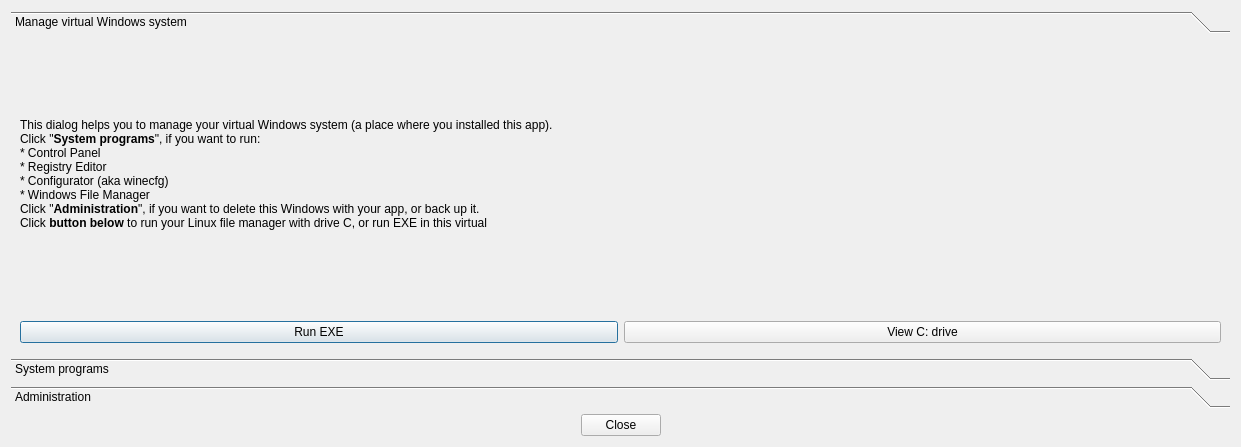
Old version of the form prefixdialog.ui in the repository pashazz/winegame.
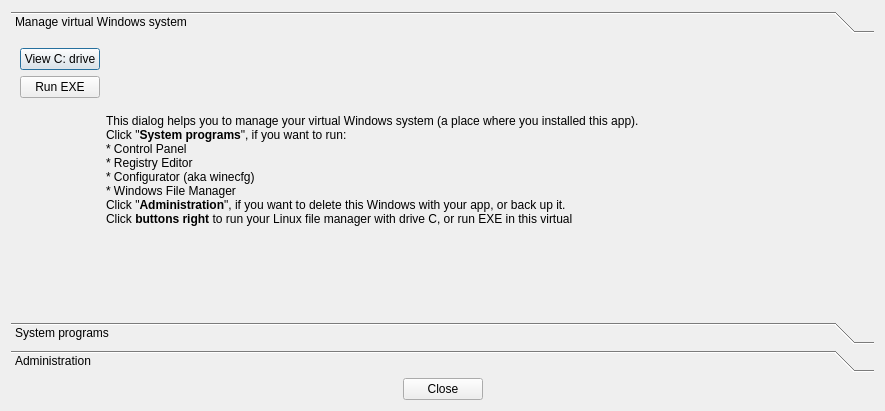
New version of the form. The open tabs and pages were chosen to show the change. Icons and pictures are not drawn.

What changed in the file:
```diff
--- a/prefixdialog.ui
+++ b/prefixdialog.ui
@@ -6,8 +6,8 @@
    <rect>
     <x>0</x>
     <y>0</y>
-    <width>1241</width>
-    <height>447</height>
+    <width>885</width>
+    <height>411</height>
    </rect>
   </property>
   <property name="windowTitle">
@@ -28,8 +28,8 @@
        <rect>
         <x>0</x>
         <y>0</y>
-        <width>537</width>
-        <height>173</height>
+        <width>867</width>
+        <height>283</height>
        </rect>
       </property>
       <attribute name="label">
@@ -37,9 +37,11 @@
       </attribute>
       <layout class="QVBoxLayout" name="verticalLayout_2">
        <item>
-        <widget class="QLabel" name="label">
-         <property name="text">
-          <string>&lt;!DOCTYPE HTML PUBLIC &quot;-//W3C//DTD HTML 4.0//EN&quot; &quot;http://www.w3.org/TR/REC-html40/strict.dtd&quot;&gt;
+        <layout class="QGridLayout" name="gridLayout_3">
+         <item row="0" column="2" rowspan="3">
+          <widget class="QLabel" name="label">
+           <property name="text">
+            <string>&lt;!DOCTYPE HTML PUBLIC &quot;-//W3C//DTD HTML 4.0//EN&quot; &quot;http://www.w3.org/TR/REC-html40/strict.dtd&quot;&gt;
 &lt;html&gt;&lt;head&gt;&lt;meta name=&quot;qrichtext&quot; content=&quot;1&quot; /&gt;&lt;style type=&quot;text/css&quot;&gt;
 p, li { white-space: pre-wrap; }
 &lt;/style&gt;&lt;/head&gt;&lt;body style=&quot; font-family:'Droid Sans'; font-size:9pt; font-weight:400; font-style:normal;&quot;&gt;
@@ -50,14 +52,32 @@
 &lt;p style=&quot; margin-top:0px; margin-bottom:0px; margin-left:0px; margin-right:0px; -qt-block-indent:0; text-indent:0px;&quot;&gt;* Configurator (aka winecfg)&lt;/p&gt;
 &lt;p style=&quot; margin-top:0px; margin-bottom:0px; margin-left:0px; margin-right:0px; -qt-block-indent:0; text-indent:0px;&quot;&gt;* Windows File Manager&lt;/p&gt;
 &lt;p style=&quot; margin-top:0px; margin-bottom:0px; margin-left:0px; margin-right:0px; -qt-block-indent:0; text-indent:0px;&quot;&gt;Click &amp;quot;&lt;span style=&quot; font-weight:600;&quot;&gt;Administration&lt;/span&gt;&amp;quot;, if you want to delete this Windows with your app, or back up it.&lt;/p&gt;
-&lt;p style=&quot; margin-top:0px; margin-bottom:0px; margin-left:0px; margin-right:0px; -qt-block-indent:0; text-indent:0px;&quot;&gt;Click &lt;span style=&quot; font-weight:600;&quot;&gt;button below&lt;/span&gt; to run your Linux file manager with drive C, or run EXE in this virtual&lt;/p&gt;
+&lt;p style=&quot; margin-top:0px; margin-bottom:0px; margin-left:0px; margin-right:0px; -qt-block-indent:0; text-indent:0px;&quot;&gt;Click &lt;span style=&quot; font-weight:600;&quot;&gt;buttons right&lt;/span&gt; to run your Linux file manager with drive C, or run EXE in this virtual&lt;/p&gt;
 &lt;p style=&quot;-qt-paragraph-type:empty; margin-top:0px; margin-bottom:0px; margin-left:0px; margin-right:0px; -qt-block-indent:0; text-indent:0px;&quot;&gt;&lt;/p&gt;&lt;/body&gt;&lt;/html&gt;</string>
-         </property>
-        </widget>
-       </item>
-       <item>
-        <layout class="QHBoxLayout" name="horizontalLayout">
-         <item>
+           </property>
+          </widget>
+         </item>
+         <item row="0" column="3">
+          <spacer name="horizontalSpacer">
+           <property name="orientation">
+            <enum>Qt::Horizontal</enum>
+           </property>
+           <property name="sizeHint" stdset="0">
+            <size>
+             <width>40</width>
+             <height>20</height>
+            </size>
+           </property>
+          </spacer>
+         </item>
+         <item row="0" column="0">
+          <widget class="QPushButton" name="cmdC">
+           <property name="text">
+            <string>View C: drive</string>
+           </property>
+          </widget>
+         </item>
+         <item row="1" column="0">
           <widget class="QPushButton" name="cmdEXE">
            <property name="text">
             <string>Run EXE</string>
@@ -67,13 +87,6 @@
            </property>
           </widget>
          </item>
-         <item>
-          <widget class="QPushButton" name="cmdC">
-           <property name="text">
-            <string>View C: drive</string>
-           </property>
-          </widget>
-         </item>
         </layout>
        </item>
       </layout>
```
Left out of the diff: 10 changed lines with no effect on the pictures.
